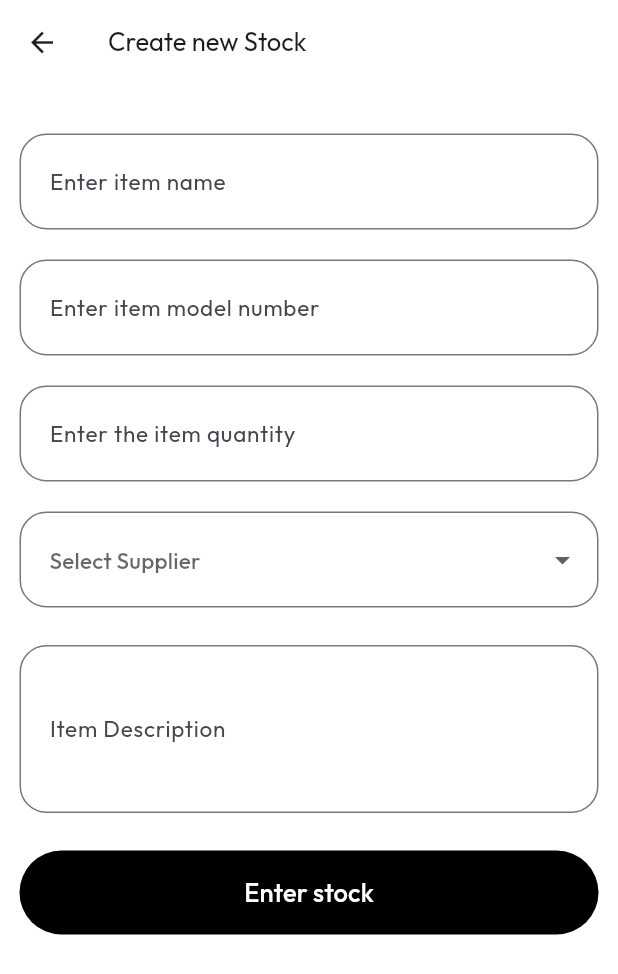
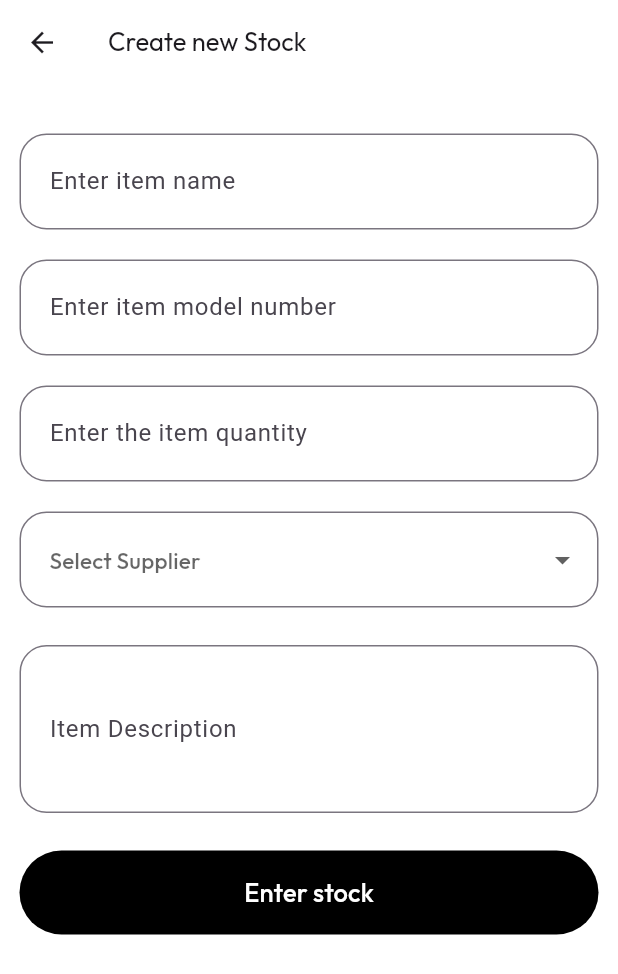
Before and after one commit to Daniel-255/Store-Listing-app1, a Flutter app: the CreateStock screen opened directly, on a phone screen of 412 x 824 dp. Shown: the top 974 px of the screen. Run offline on Flutter 3.47's test engine with Material 3 defaults, Android fonts, the light colour scheme and no system bars; our stand-ins replace dropdown_search, feather_icons, flutter_svg, google_fonts, percent_indicator.

Commit message:
added some pages and UI update

```diff
--- a/lib/pages/add_expenses.dart
+++ b/lib/pages/add_expenses.dart
@@ -48,6 +48,9 @@ class _addExpensesState extends State<addExpenses> {
     });
 
     if (response.statusCode == 201) {
+      ScaffoldMessenger.of(context).showSnackBar(
+        SnackBar(content: Text('Expense was added succesffully')),
+      );
       // If the server returns a 201 Created response, navigate to the home page
       Navigator.push(context, MaterialPageRoute(builder: (context) => homePage()));
     } else {
--- a/lib/pages/create_purchase.dart
+++ b/lib/pages/create_purchase.dart
@@ -41,6 +41,7 @@ class _CreatePurchaseState extends State<CreatePurchase> {
       if (response.statusCode == 201) {
         // Successful request
         // Handle success case
+        Navigator.pop(context);
         ScaffoldMessenger.of(context).showSnackBar(
           SnackBar(content: Text('Purchase was added succesffully')),
         );
--- a/lib/pages/create_stcok.dart
+++ b/lib/pages/create_stcok.dart
@@ -4,10 +4,10 @@ import 'package:http/http.dart' as http;
 import 'dart:convert';
 
 class CreateStock extends StatefulWidget {
-  const CreateStock({super.key});
+  const CreateStock({Key? key}) : super(key: key);
 
   @override
-  State<CreateStock> createState() => _CreateStockState();
+  _CreateStockState createState() => _CreateStockState();
 }
 
 class _CreateStockState extends State<CreateStock> {
@@ -24,6 +24,7 @@ class _CreateStockState extends State<CreateStock> {
       isLoading = true;
     });
 
+    try {
       final response = await http.post(
         Uri.parse('http://127.0.0.1:8000/api/stock'),
         headers: <String, String>{
@@ -32,7 +33,7 @@ class _CreateStockState extends State<CreateStock> {
         body: jsonEncode(<String, dynamic>{
           'item_name': itemNameController.text,
           'model_number': modelNumberController.text,
-        'quantity': int.parse(quantityController.text),
+          'quantity': int.tryParse(quantityController.text) ?? 0,
           'supplier': _selectedSupplier,
           'description': descriptionController.text,
         }),
@@ -43,10 +44,22 @@ class _CreateStockState extends State<CreateStock> {
       });
 
       if (response.statusCode == 201) {
-      Navigator.pop(context);
+        Navigator.pop(context); // Navigate back if successful
+        ScaffoldMessenger.of(context).showSnackBar(
+          SnackBar(content: Text('Stock was added succesffully')),
+        );
       } else {
         ScaffoldMessenger.of(context).showSnackBar(
           SnackBar(content: Text('Failed to create stock. Please try again.')),
+        );
+      }
+    } catch (e) {
+      setState(() {
+        isLoading = false;
+      });
+
+      ScaffoldMessenger.of(context).showSnackBar(
+        SnackBar(content: Text('Error: $e')),
       );
     }
   }
@@ -71,6 +84,7 @@ class _CreateStockState extends State<CreateStock> {
       body: Padding(
         padding: EdgeInsets.all(13),
         child: Column(
+          crossAxisAlignment: CrossAxisAlignment.start,
           children: [
             SizedBox(height: 20),
             TextField(
@@ -83,7 +97,7 @@ class _CreateStockState extends State<CreateStock> {
                 ),
                 hintText: 'Item name',
                 hintStyle: GoogleFonts.outfit(fontSize: 15),
-                label: Text('Enter item name', style: GoogleFonts.outfit(fontSize: 15)),
+                labelText: 'Enter item name',
               ),
             ),
             SizedBox(height: 20),
@@ -97,7 +111,7 @@ class _CreateStockState extends State<CreateStock> {
                 ),
                 hintText: 'Item Model Number',
                 hintStyle: GoogleFonts.outfit(fontSize: 15),
-                label: Text('Enter item model number', style: GoogleFonts.outfit(fontSize: 15)),
+                labelText: 'Enter item model number',
               ),
             ),
             SizedBox(height: 20),
@@ -111,7 +125,7 @@ class _CreateStockState extends State<CreateStock> {
                 ),
                 hintText: 'Item Quantity',
                 hintStyle: GoogleFonts.outfit(fontSize: 15),
-                label: Text('Enter the item quantity', style: GoogleFonts.outfit(fontSize: 15)),
+                labelText: 'Enter the item quantity',
               ),
               keyboardType: TextInputType.number,
             ),
@@ -152,7 +166,7 @@ class _CreateStockState extends State<CreateStock> {
                   borderRadius: BorderRadius.circular(18.0),
                 ),
                 hintStyle: GoogleFonts.outfit(fontSize: 15),
-                label: Text('Item Description', style: GoogleFonts.outfit(fontSize: 15)),
+                labelText: 'Item Description',
               ),
             ),
             SizedBox(height: 25),
@@ -171,7 +185,10 @@ class _CreateStockState extends State<CreateStock> {
                 ),
                 child: isLoading
                     ? CircularProgressIndicator(color: Colors.white)
-                    : Text('Enter stock', style: GoogleFonts.outfit(fontSize: 17, color: Colors.white)),
+                    : Text(
+                  'Enter stock',
+                  style: GoogleFonts.outfit(fontSize: 17, color: Colors.white),
+                ),
               ),
             )
           ],
--- a/lib/pages/register.dart
+++ b/lib/pages/register.dart
@@ -42,7 +42,7 @@ class _RegisterState extends State<Register> {
     );
 
     if (response.statusCode == 201) {
-      Navigator.push(context, MaterialPageRoute(builder: (context) => homePage()));
+      Navigator.push(context, MaterialPageRoute(builder: (context) => Login()));
     } else {
       throw Exception('Failed to register user');
     }
--- a/lib/pages/splash.dart
+++ b/lib/pages/splash.dart
@@ -1,3 +1,4 @@
+import 'package:app1/pages/login.dart';
 import 'package:flutter/material.dart';
 import 'dart:async';
 import 'package:app1/home.dart'; // Adjust the import to your home page
@@ -23,7 +24,7 @@ class _SplashScreenState extends State<SplashScreen> with SingleTickerProviderSt
 
     Timer(Duration(seconds: 3), () {
       Navigator.of(context).pushReplacement(MaterialPageRoute(
-        builder: (context) => homePage(), // Adjust to your home page
+        builder: (context) => Login(), // Adjust to your home page
       ));
     });
   }
```
Lines whose indentation alone changed are shown as unchanged.
